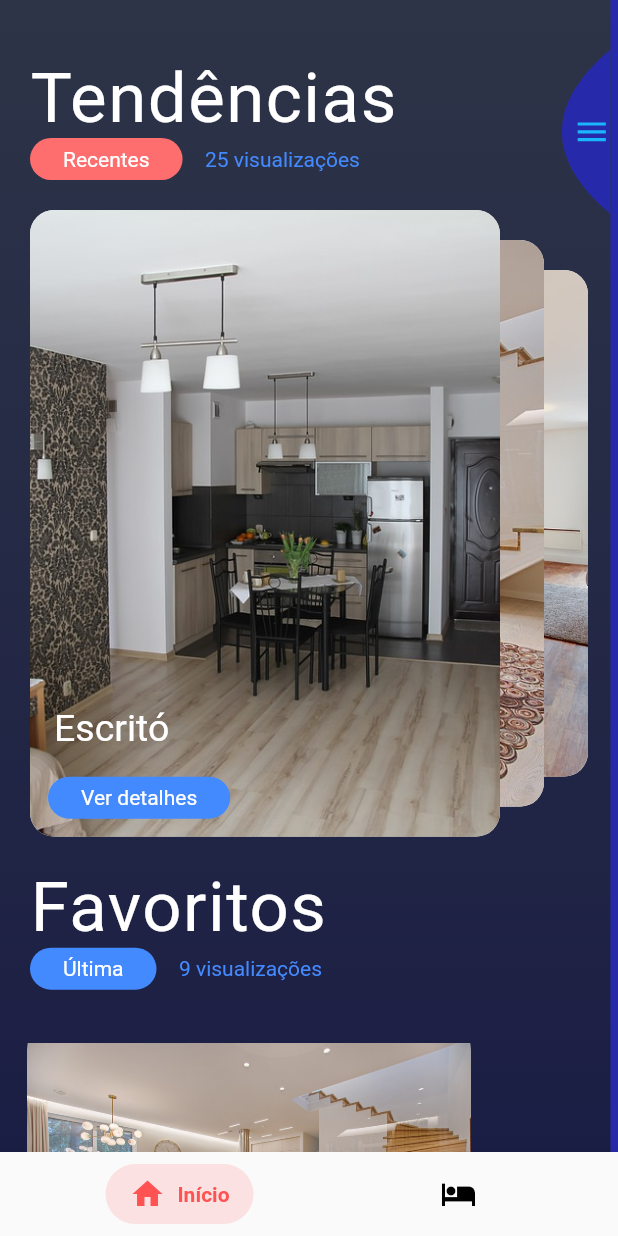
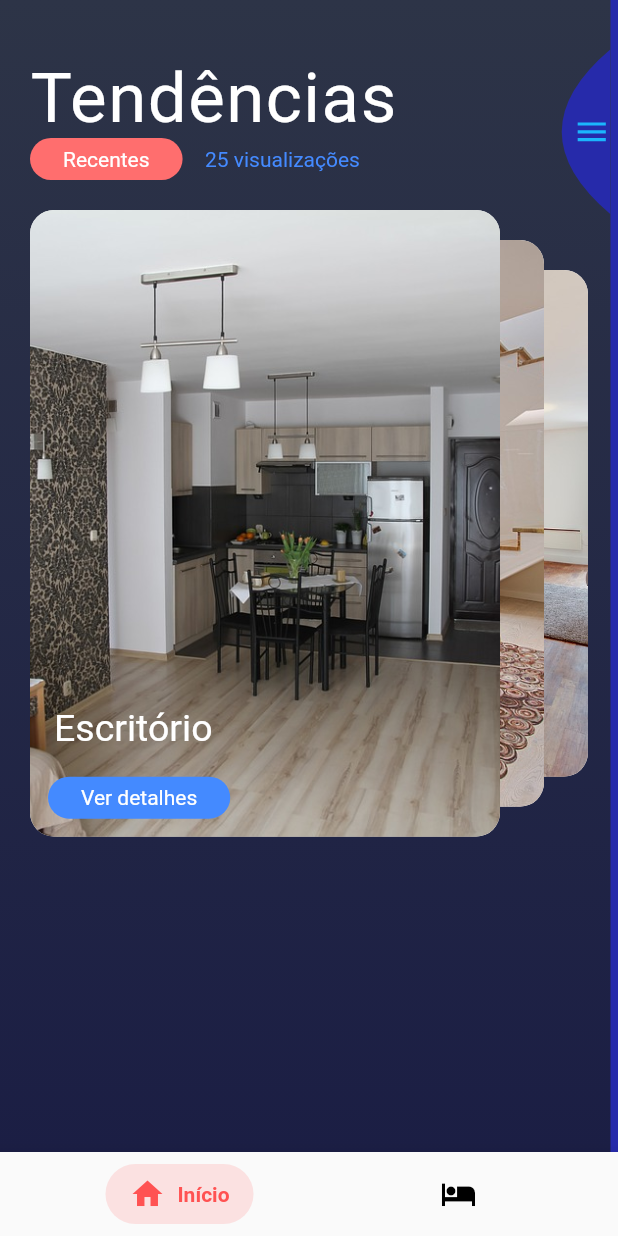
Before and after one commit to vital-edu/flutter-basic-animations, a Flutter app: the screen it shows after launch, on a phone screen of 412 x 824 dp. Run offline on Flutter 3.47's test engine with Material 2 defaults, Android fonts, the phone set to English and light mode, and no system bars; Roboto replaces fonts that are missing (Calibre-Semibold, SF-Pro-Text-Regular).

Commit message:
adjust components

```diff
--- a/lib/sidebar/menu_item.dart
+++ b/lib/sidebar/menu_item.dart
@@ -13,7 +13,7 @@ class MenuItem extends StatelessWidget {
     return GestureDetector(
       onTap: onTap,
       child: Padding(
-        padding: const EdgeInsets.all(16),
+        padding: const EdgeInsets.all(8),
         child: Row(
           children: <Widget>[
             Icon(
@@ -28,7 +28,7 @@ class MenuItem extends StatelessWidget {
               title,
               style: TextStyle(
                   fontWeight: FontWeight.w300,
-                  fontSize: 26,
+                  fontSize: 16,
                   color: Colors.white),
             )
           ],
--- a/lib/sidebar/sidebar.dart
+++ b/lib/sidebar/sidebar.dart
@@ -81,7 +81,7 @@ class _SideBarState extends State<SideBar>
           ),
           Expanded(
             child: Container(
-              padding: const EdgeInsets.symmetric(horizontal: 20),
+              padding: const EdgeInsets.symmetric(horizontal: 8),
               color: const Color(0xFF262AAA),
               child: Column(
                 children: <Widget>[
@@ -93,7 +93,7 @@ class _SideBarState extends State<SideBar>
                       "@usuario",
                       style: TextStyle(
                           color: Colors.white,
-                          fontSize: 30,
+                          fontSize: 16,
                           fontWeight: FontWeight.w800),
                     ),
                     leading: CircleAvatar(
--- a/lib/views/transitions_view.dart
+++ b/lib/views/transitions_view.dart
@@ -10,7 +10,7 @@ List<String> images = [
 List<String> title = [
   "Área de lazer",
   "Sala de estar",
-  "Escritó",
+  "Escritório",
 ];
 
 class TransitionsView extends StatefulWidget {
@@ -110,62 +110,6 @@ class _TransitionsViewState extends State<TransitionsView> {
                   )
                 ],
               ),
-              Padding(
-                padding: EdgeInsets.symmetric(horizontal: 20.0),
-                child: Row(
-                  mainAxisAlignment: MainAxisAlignment.spaceBetween,
-                  children: <Widget>[
-                    Text("Favoritos",
-                        style: TextStyle(
-                          color: Colors.white,
-                          fontSize: 46.0,
-                          fontFamily: "Calibre-Semibold",
-                          letterSpacing: 1.0,
-                        )),
-                  ],
-                ),
-              ),
-              Padding(
-                padding: const EdgeInsets.only(left: 20.0),
-                child: Row(
-                  children: <Widget>[
-                    Container(
-                      decoration: BoxDecoration(
-                        color: Colors.blueAccent,
-                        borderRadius: BorderRadius.circular(20.0),
-                      ),
-                      child: Center(
-                        child: Padding(
-                          padding: EdgeInsets.symmetric(
-                              horizontal: 22.0, vertical: 6.0),
-                          child: Text("Última",
-                              style: TextStyle(color: Colors.white)),
-                        ),
-                      ),
-                    ),
-                    SizedBox(
-                      width: 15.0,
-                    ),
-                    Text("9 visualizações",
-                        style: TextStyle(color: Colors.blueAccent))
-                  ],
-                ),
-              ),
-              SizedBox(
-                height: 20.0,
-              ),
-              Row(
-                children: <Widget>[
-                  Padding(
-                    padding: EdgeInsets.only(left: 18.0),
-                    child: ClipRRect(
-                      borderRadius: BorderRadius.circular(20.0),
-                      child: Image.asset("images/1.jpg",
-                          width: 296.0, height: 222.0),
-                    ),
-                  )
-                ],
-              )
             ],
           ),
         ),
```
